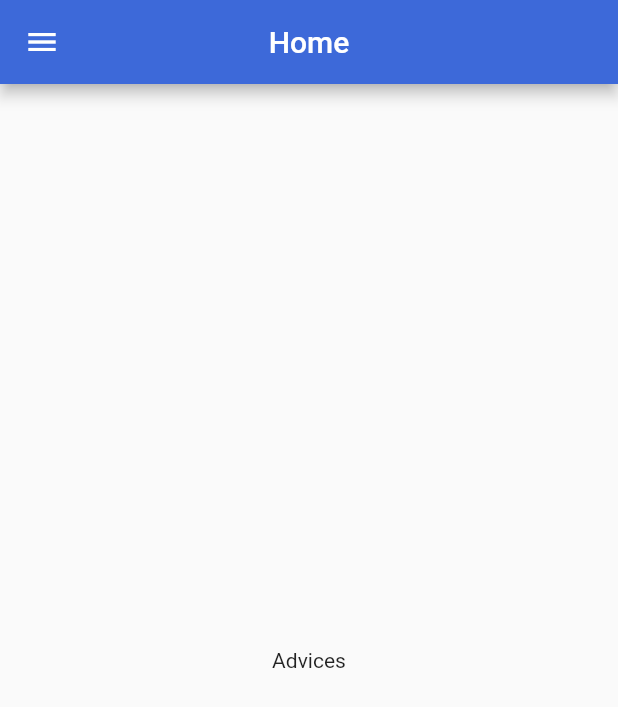
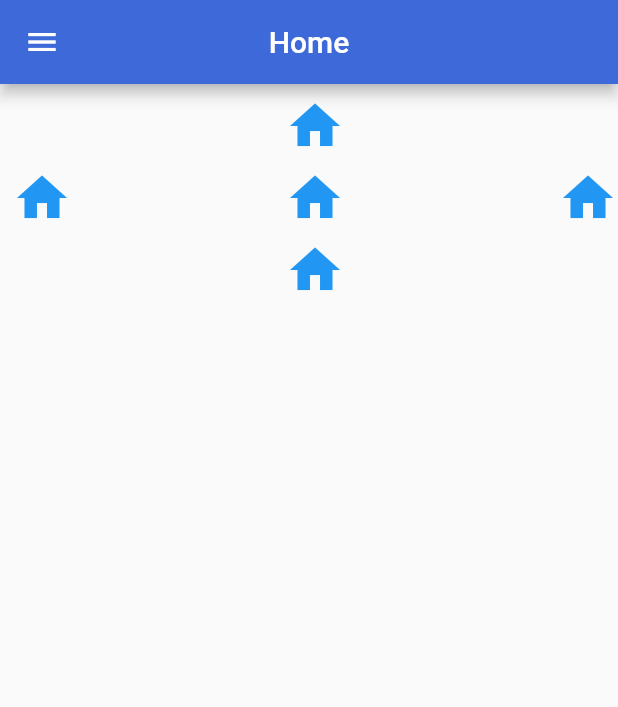
Before and after one commit to Dopey990/GreenBoost, a Flutter app: the HomePage screen opened by its route, after a tap on the "lightbulb" icon, on a phone screen of 412 x 824 dp. Shown: the top 707 px of the screen. Run offline on Flutter 3.47's test engine with Material 2 defaults, Android fonts, the phone set to English and light mode, and no system bars; our stand-ins replace fl_chart, lite_rolling_switch; missing offline and left inert: flutter_titled_container; network calls fail.

Commit message:
modif advicespage

```diff
--- a/mobile/lib/advicesPage.dart
+++ b/mobile/lib/advicesPage.dart
@@ -8,9 +8,64 @@ class AdvicesPage extends StatelessWidget {
     return Scaffold(
         appBar: AppBar(
           centerTitle: true,
-          title: Text('Home'),
+          title: const Text('Home'),
         ),
-        drawer: Menu(),
-        body: Center(child: Text("Advices")));
-  }
+        drawer: const Menu(),
+        body:
+          Container(
+            child: Column(children: [
+              Row(
+                mainAxisAlignment: MainAxisAlignment.center,
+                children: [
+                  //icon of home
+                  IconButton(
+                    onPressed: () => {
+                      Navigator.push(context,MaterialPageRoute(builder: (context) => AdvicesPage()),)
+                    },
+                    color: Colors.blue,
+                    icon: const Icon(Icons.home, size: 40),
+                  ),
+                ],
+              ),
+              Row(
+                mainAxisAlignment: MainAxisAlignment.spaceBetween,
+                children: [
+                  //icon of home
+                  IconButton(
+                    onPressed: () => {
+                      Navigator.push(context,MaterialPageRoute(builder: (context) => AdvicesPage()),)
+                    },
+                    color: Colors.blue,
+                    icon: const Icon(Icons.home, size: 40),
+                  ),
+                  IconButton(
+                    onPressed: () => {
+                      Navigator.push(context,MaterialPageRoute(builder: (context) => AdvicesPage()),)
+                    },
+                    color: Colors.blue,
+                    icon: const Icon(Icons.home, size: 40),
+                  ),
+                  IconButton(
+                    onPressed: () => {
+                      Navigator.push(context,MaterialPageRoute(builder: (context) => AdvicesPage()),)
+                    },
+                    color: Colors.blue,
+                    icon: const Icon(Icons.home, size: 40),
+                  ),
+              ],),
+              Row(
+                mainAxisAlignment: MainAxisAlignment.center,
+                children: [
+                IconButton(
+                  onPressed: () => {
+                    Navigator.push(context,MaterialPageRoute(builder: (context) => AdvicesPage()),)
+                  },
+                  color: Colors.blue,
+                  icon: const Icon(Icons.home, size: 40),
+                ),
+              ],),
+            ]
+          ),),
+        );
 }
+}
--- a/mobile/lib/components/menu.dart
+++ b/mobile/lib/components/menu.dart
@@ -75,7 +75,7 @@ class Menu extends StatelessWidget {
           title: const Text('Challenges'),
           onTap: () {
             Navigator.pop(context);
-            Navigator.pushNamed(context, '/challenge');
+            Navigator.pushNamed(context, '/advices');
           },
         ),
         ListTile(
--- a/mobile/lib/loginPage.dart
+++ b/mobile/lib/loginPage.dart
@@ -19,7 +19,7 @@ class LoginPage extends StatelessWidget {
               padding: const EdgeInsets.only(top: 60.0),
               child: Center(
                 child: Image.asset(
-                  'assets/img/greenBoost-full-logo.png',
+                  'assets/img/greenboost-full-logo.png',
                   height: 200,
                   width: 300,
                   fit: BoxFit.fitWidth,
```
